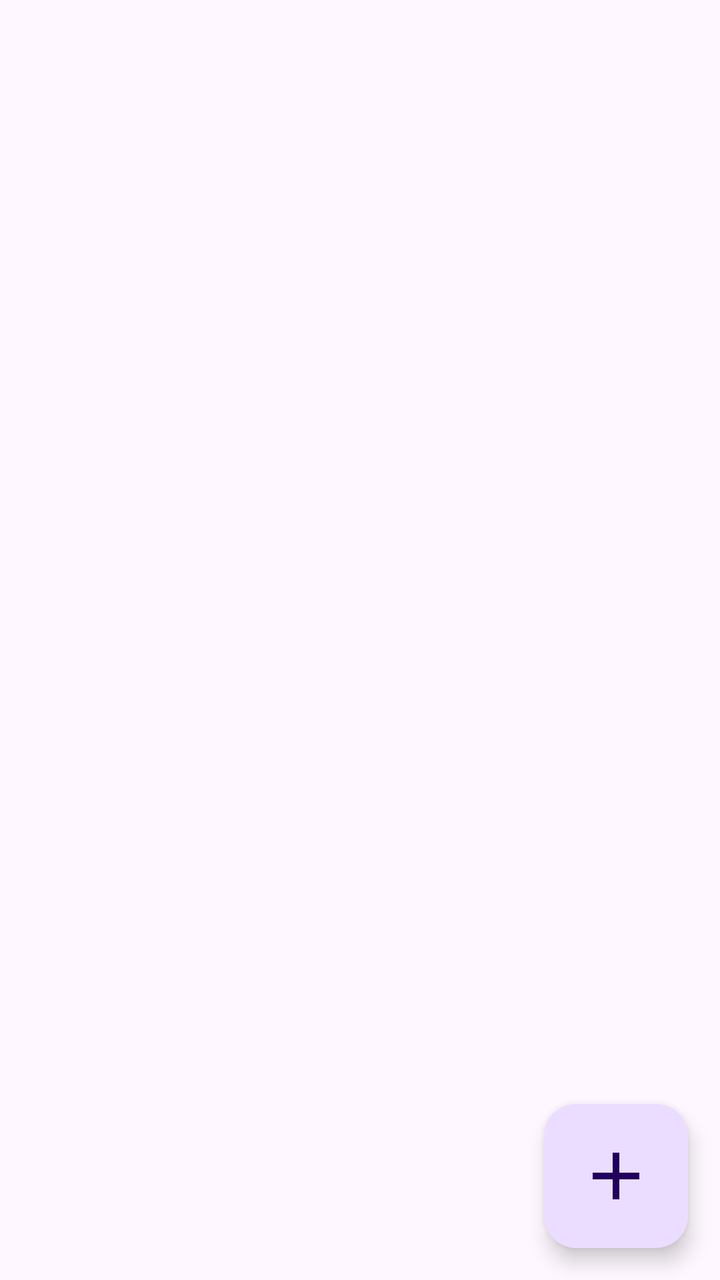
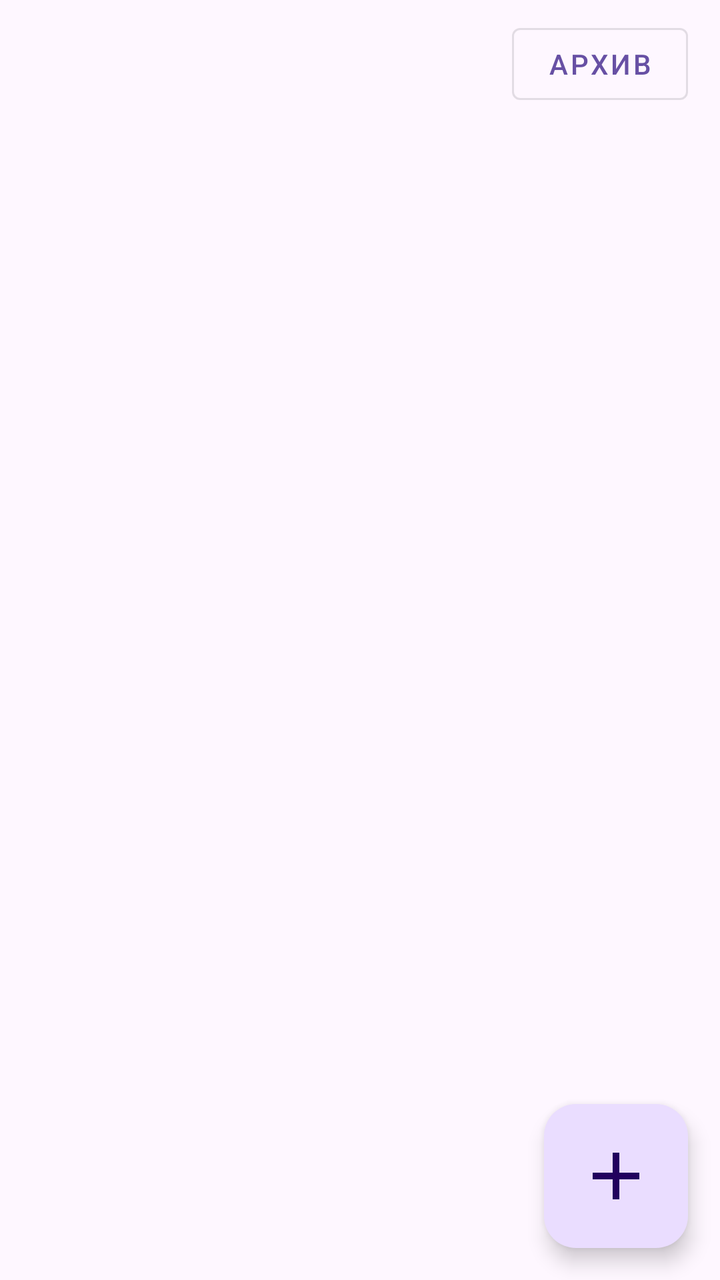

Screens rendered from an Android XML layout before and after an edit, with the pre-edit source and the edit as a unified diff.
<!-- AndroidManifest.xml: application theme Theme.CondiCalc -->
<!-- res/layout/fragment_recipes.xml -->
<?xml version="1.0" encoding="utf-8"?>
<FrameLayout xmlns:android="http://schemas.android.com/apk/res/android"
    xmlns:app="http://schemas.android.com/apk/res-auto"
    android:layout_width="match_parent"
    android:layout_height="match_parent">

    <androidx.recyclerview.widget.RecyclerView
        android:id="@+id/recipeList"
        android:layout_width="match_parent"
        android:layout_height="match_parent"
        android:paddingTop="12dp"
        android:paddingBottom="100dp"
        android:clipToPadding="false" />

    <com.google.android.material.floatingactionbutton.FloatingActionButton
        android:id="@+id/addRecipeBtn"
        android:layout_width="wrap_content"
        android:layout_height="wrap_content"
        android:layout_gravity="bottom|end"
        android:layout_margin="16dp"
        android:contentDescription="Новый рецепт"
        app:fabCustomSize="72dp"
        app:maxImageSize="40dp"
        android:src="@drawable/ic_add" />
</FrameLayout>
<!-- resources referenced by this layout -->
<resources>
  <!-- drawable ic_add (drawable) -->
  <vector xmlns:android="http://schemas.android.com/apk/res/android"
      android:width="24dp"
      android:height="24dp"
      android:viewportWidth="24"
      android:viewportHeight="24">
  
      <path
          android:fillColor="@android:color/white"
          android:pathData="M19,13h-6v6h-2v-6H5v-2h6V5h2v6h6v2Z" />
  </vector>
  <style name="Theme.CondiCalc" parent="Theme.Material3.DayNight.NoActionBar" />
</resources>

<!-- the commit's change to res/layout/fragment_recipes.xml (unified diff, before → after) -->
@@ -1,25 +1,42 @@
 <?xml version="1.0" encoding="utf-8"?>
-<FrameLayout xmlns:android="http://schemas.android.com/apk/res/android"
+<LinearLayout xmlns:android="http://schemas.android.com/apk/res/android"
     xmlns:app="http://schemas.android.com/apk/res-auto"
+    android:orientation="vertical"
     android:layout_width="match_parent"
     android:layout_height="match_parent">
 
-    <androidx.recyclerview.widget.RecyclerView
-        android:id="@+id/recipeList"
-        android:layout_width="match_parent"
-        android:layout_height="match_parent"
-        android:paddingTop="12dp"
-        android:paddingBottom="100dp"
-        android:clipToPadding="false" />
-
-    <com.google.android.material.floatingactionbutton.FloatingActionButton
-        android:id="@+id/addRecipeBtn"
+    <com.google.android.material.button.MaterialButton
+        android:id="@+id/archivesBtn"
+        style="@style/Widget.MaterialComponents.Button.OutlinedButton"
         android:layout_width="wrap_content"
         android:layout_height="wrap_content"
-        android:layout_gravity="bottom|end"
-        android:layout_margin="16dp"
-        android:contentDescription="Новый рецепт"
-        app:fabCustomSize="72dp"
-        app:maxImageSize="40dp"
-        android:src="@drawable/ic_add" />
-</FrameLayout>
+        android:layout_gravity="end"
+        android:layout_marginTop="8dp"
+        android:layout_marginEnd="16dp"
+        android:text="Архив" />
+
+    <FrameLayout
+        android:layout_width="match_parent"
+        android:layout_height="0dp"
+        android:layout_weight="1">
+
+        <androidx.recyclerview.widget.RecyclerView
+            android:id="@+id/recipeList"
+            android:layout_width="match_parent"
+            android:layout_height="match_parent"
+            android:paddingTop="12dp"
+            android:paddingBottom="100dp"
+            android:clipToPadding="false" />
+
+        <com.google.android.material.floatingactionbutton.FloatingActionButton
+            android:id="@+id/addRecipeBtn"
+            android:layout_width="wrap_content"
+            android:layout_height="wrap_content"
+            android:layout_gravity="bottom|end"
+            android:layout_margin="16dp"
+            android:contentDescription="Новый рецепт"
+            app:fabCustomSize="72dp"
+            app:maxImageSize="40dp"
+            android:src="@drawable/ic_add" />
+    </FrameLayout>
+</LinearLayout>
